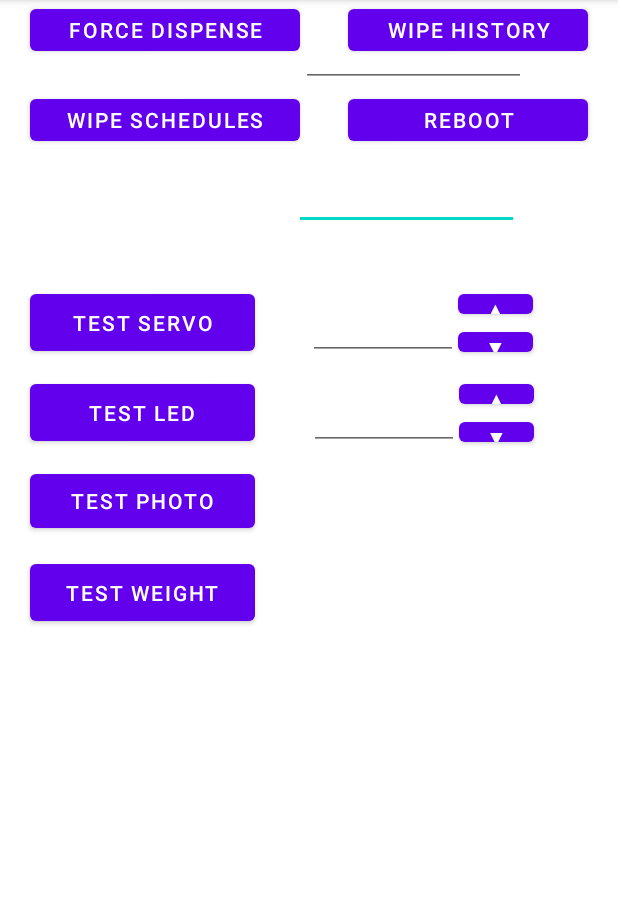
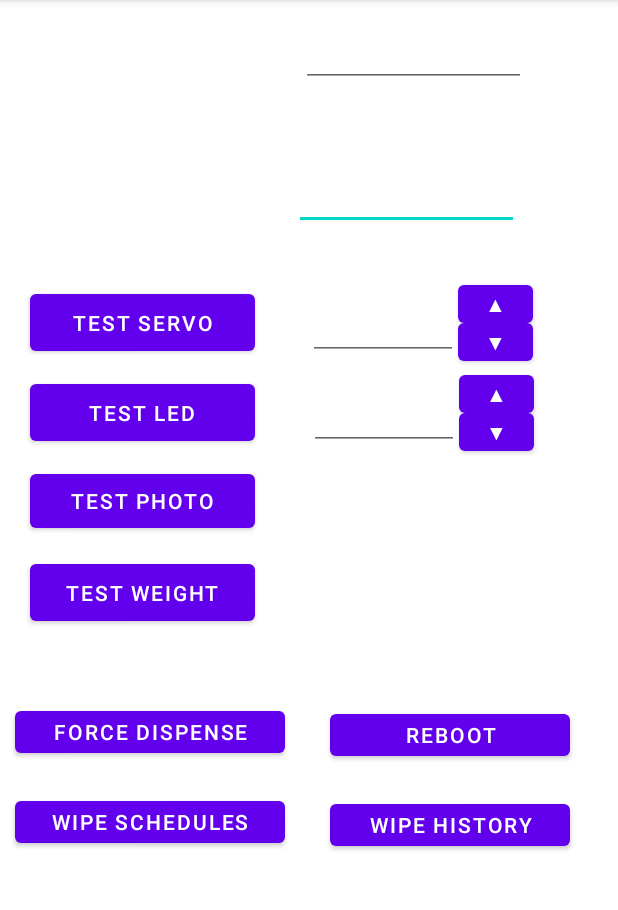
Before and after one commit to Wurmatron/IOT-PedFeeder, an Android app: the fragment SettingsFragment shown on its own in the app's theme, on a phone screen of 412 x 824 dp, the part 84-994 px from its top. Run offline under Robolectric (Android 15) with nearby library versions, the phone set to English and light mode, and no system bars.

Commit message:
Added functionality to settings

```diff
--- a/android/app/src/main/java/io/wurmatron/petfeeder/ui/main/SettingsFragment.java
+++ b/android/app/src/main/java/io/wurmatron/petfeeder/ui/main/SettingsFragment.java
@@ -1,16 +1,22 @@
 package io.wurmatron.petfeeder.ui.main;
 
+import android.graphics.Color;
 import android.os.Bundle;
 import android.view.LayoutInflater;
 import android.view.View;
 import android.view.ViewGroup;
 import android.widget.Button;
+import android.widget.TextView;
 
 import androidx.annotation.NonNull;
 import androidx.fragment.app.Fragment;
 import androidx.lifecycle.ViewModelProvider;
 
+import java.util.concurrent.TimeUnit;
+
 import io.wurmatron.petfeeder.R;
+import io.wurmatron.petfeeder.models.Results;
+import io.wurmatron.petfeeder.models.Weight;
 import io.wurmatron.petfeeder.routes.RouteGenerator;
 
 
@@ -21,8 +27,22 @@ public class SettingsFragment extends Fragment {
     private PageViewModel pageViewModel;
 
     // Buttons
+    // LED
     private Button testLED;
-
+    private TextView ledBlinkTime;
+    private Button ledUp;
+    private Button ledDown;
+    // Servo
+    private Button testServo;
+    private TextView servoTime;
+    private Button servoUp;
+    private Button servoDown;
+    // Photo
+    private Button testPhoto;
+    private TextView photoResults;
+    // Load / Weight
+    private Button testLoad;
+    private TextView loadResults;
 
     public static SettingsFragment newInstance(int index) {
         SettingsFragment fragment = new SettingsFragment();
@@ -44,7 +64,88 @@ public class SettingsFragment extends Fragment {
         pageViewModel.name = getResources().getString(SectionsPagerAdapter.TAB_TITLES[index - 1]);
     }
 
-
+    @Override
+    public void onStart() {
+        super.onStart();
+        try {
+            // LED
+            testLED = getView().findViewById(R.id.testLED);
+            ledBlinkTime = getView().findViewById(R.id.ledBlinkCount);
+            testLED.setOnClickListener((v -> {
+                int iCount = Integer.parseInt(ledBlinkTime.getText().toString());
+                RouteGenerator.postQuery("sensor/led", "?count=" + iCount);
+            }));
+            ledUp = getView().findViewById(R.id.ledUP);
+            ledDown = getView().findViewById(R.id.ledDown);
+            ledDown.setOnClickListener(v -> {
+                int current = Integer.parseInt(ledBlinkTime.getText().toString());
+                current--;
+                if (current < 1)
+                    current = 1;
+                ledBlinkTime.setText(String.valueOf(current));
+            });
+            ledUp.setOnClickListener(v -> {
+                int current = Integer.parseInt(ledBlinkTime.getText().toString());
+                current++;
+                ledBlinkTime.setText(String.valueOf(current));
+            });
+            // Servo
+            testServo = getView().findViewById(R.id.testServo);
+            servoTime = getView().findViewById(R.id.servoTime);
+            testServo.setOnClickListener(v -> {
+                int iTime = Integer.parseInt(servoTime.getText().toString());
+                RouteGenerator.postQuery("sensor/servo", "?time=" + iTime);
+            });
+            servoUp = getView().findViewById(R.id.servoTimeUp);
+            servoDown = getView().findViewById(R.id.servoTimeDown);
+            servoDown.setOnClickListener(v -> {
+                int current = Integer.parseInt(servoTime.getText().toString());
+                current--;
+                if (current < 0)
+                    current = 0;
+                servoTime.setText(String.valueOf(current));
+            });
+            servoUp.setOnClickListener(v -> {
+                int current = Integer.parseInt(servoTime.getText().toString());
+                current++;
+                servoTime.setText(String.valueOf(current));
+            });
+            // Photo
+            testPhoto = getView().findViewById(R.id.testPhoto);
+            photoResults = getView().findViewById(R.id.photoDisplay);
+            testPhoto.setOnClickListener(v -> {
+                RouteGenerator.EXECUTORS.schedule(() -> {
+                    Results result = RouteGenerator.postResults("sensor/level","POST", Results.class);
+                    if (result != null) {
+                        if (Boolean.getBoolean(result.result)) {
+                            photoResults.setTextColor(Color.rgb(255, 0, 0));
+                            photoResults.setText("Empty");
+                        } else {
+                            photoResults.setTextColor(Color.rgb(0, 255, 0));
+                            photoResults.setText("Full");
+                        }
+                    } else {
+                        photoResults.setText("Err");
+                    }
+                }, 0, TimeUnit.SECONDS);
+            });
+            // Load Cell
+            testLoad = getView().findViewById(R.id.testWeight);
+            loadResults = getView().findViewById(R.id.weightDisplay);
+            testLoad.setOnClickListener(v -> {
+                RouteGenerator.EXECUTORS.schedule(() -> {
+                    Weight result = RouteGenerator.postResults("sensor/weight","GET", Weight.class);
+                    if (result != null) {
+                        loadResults.setText(((int) result.weight) + "g");
+                    } else {
+                        loadResults.setText("Err");
+                    }
+                }, 0, TimeUnit.SECONDS);
+            });
+        } catch (Exception e) {
+            e.printStackTrace();
+        }
+    }
 
     @Override
     public View onCreateView(
--- a/android/app/src/main/res/layout/fragment_settings.xml
+++ b/android/app/src/main/res/layout/fragment_settings.xml
@@ -50,7 +50,6 @@
         android:layout_marginStart="20sp"
         android:layout_marginTop="60sp"
         android:text="Test Servo"
-        android:onClick="onTestServo"
         app:layout_constraintStart_toStartOf="parent"
         app:layout_constraintTop_toBottomOf="@+id/tokenDisp" />
 
@@ -61,7 +60,6 @@
         android:layout_marginStart="20sp"
         android:layout_marginTop="120sp"
         android:text="Test LED"
-        android:onClick="onTestLED"
         app:layout_constraintStart_toStartOf="parent"
         app:layout_constraintTop_toBottomOf="@+id/tokenDisp" />
 
@@ -89,27 +87,30 @@
         android:id="@+id/forceDispense"
         android:layout_width="180sp"
         android:layout_height="40sp"
-        android:layout_marginStart="20sp"
-        android:layout_marginTop="60sp"
+        android:layout_marginStart="10sp"
+        android:layout_marginTop="48dp"
+        android:layout_marginEnd="211dp"
         android:text="Force Dispense"
+        app:layout_constraintEnd_toEndOf="parent"
+        app:layout_constraintHorizontal_bias="0.0"
         app:layout_constraintStart_toStartOf="parent"
-        app:layout_constraintTop_toBottomOf="@+id/teswtWeight" />
+        app:layout_constraintTop_toBottomOf="@+id/testWeight" />
 
     <Button
         android:id="@+id/wipeHistory"
         android:layout_width="160sp"
         android:layout_height="40sp"
-        android:layout_marginTop="60dp"
-        android:layout_marginEnd="20sp"
+        android:layout_marginTop="20dp"
+        android:layout_marginEnd="32dp"
         android:text="Wipe History"
         app:layout_constraintEnd_toEndOf="parent"
-        app:layout_constraintTop_toBottomOf="@+id/teswtWeight" />
+        app:layout_constraintTop_toBottomOf="@id/reboot" />
 
     <Button
         android:id="@+id/wipeSchedules"
         android:layout_width="180sp"
         android:layout_height="40sp"
-        android:layout_marginStart="20dp"
+        android:layout_marginStart="10sp"
         android:layout_marginTop="20sp"
         android:text="Wipe Schedules"
         app:layout_constraintStart_toStartOf="parent"
@@ -119,11 +120,11 @@
         android:id="@+id/reboot"
         android:layout_width="160sp"
         android:layout_height="40sp"
-        android:layout_marginTop="20dp"
-        android:layout_marginEnd="20sp"
+        android:layout_marginTop="50dp"
+        android:layout_marginEnd="32dp"
         android:text="Reboot"
         app:layout_constraintEnd_toEndOf="parent"
-        app:layout_constraintTop_toBottomOf="@+id/forceDispense" />
+        app:layout_constraintTop_toBottomOf="@id/testWeight" />
 
     <TextView
         android:id="@+id/isConnected"
@@ -156,7 +157,7 @@
         app:layout_constraintTop_toTopOf="parent" />
 
     <TextView
-        android:id="@+id/photoDisplay2"
+        android:id="@+id/weightDisplay"
         android:layout_width="150sp"
         android:layout_height="30sp"
         android:layout_marginStart="10dp"
@@ -168,7 +169,7 @@
         android:textSize="24sp"
         app:layout_constraintEnd_toEndOf="parent"
         app:layout_constraintHorizontal_bias="0.49"
-        app:layout_constraintStart_toEndOf="@id/teswtWeight"
+        app:layout_constraintStart_toEndOf="@id/testWeight"
         app:layout_constraintTop_toTopOf="parent" />
 
     <EditText
@@ -238,6 +239,9 @@
         android:layout_height="25sp"
         android:padding="0sp"
         android:text="▼"
+        android:minHeight="0dp"
+        android:insetTop="0dp"
+        android:insetBottom="0dp"
         android:textColor="@color/white"
         app:layout_constraintStart_toEndOf="@+id/servoTime"
         app:layout_constraintTop_toBottomOf="@id/servoTimeUp" />
@@ -248,8 +252,11 @@
         android:layout_height="25sp"
         android:layout_marginTop="60sp"
         android:padding="0sp"
+        android:text="▲"
+        android:minHeight="0dp"
+        android:insetTop="0dp"
+        android:insetBottom="0dp"
         android:textColor="@color/white"
-        android:text="▲"
         app:layout_constraintStart_toEndOf="@+id/servoTime"
         app:layout_constraintTop_toBottomOf="@id/tokenDisp" />
 
@@ -259,8 +266,11 @@
         android:layout_height="25sp"
         android:layout_marginTop="120dp"
         android:padding="0sp"
+        android:text="▲"
+        android:minHeight="0dp"
+        android:insetTop="0dp"
+        android:insetBottom="0dp"
         android:textColor="@color/white"
-        android:text="▲"
         app:layout_constraintStart_toEndOf="@+id/ledBlinkCount"
         app:layout_constraintTop_toBottomOf="@id/tokenDisp" />
 
@@ -269,8 +279,11 @@
         android:layout_width="50sp"
         android:layout_height="25sp"
         android:padding="0sp"
+        android:text="▼"
+        android:minHeight="0dp"
+        android:insetTop="0dp"
+        android:insetBottom="0dp"
         android:textColor="@color/white"
-        android:text="▼"
         app:layout_constraintStart_toEndOf="@+id/ledBlinkCount"
         app:layout_constraintTop_toBottomOf="@id/ledUP" />
 
```
Also changed, not shown: android/app/src/main/java/io/wurmatron/petfeeder/MainActivity.java (+1 -9 lines), android/app/src/main/java/io/wurmatron/petfeeder/models/Results.java (added, +10 -0 lines), android/app/src/main/java/io/wurmatron/petfeeder/models/Weight.java (added, +10 -0 lines), android/app/src/main/java/io/wurmatron/petfeeder/routes/RouteGenerator.java (+30 -0 lines).
